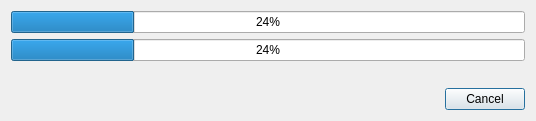
First picture: the form in dialogentropyprocess.ui, repository horsicq/XEntropyWidget, before the edit.
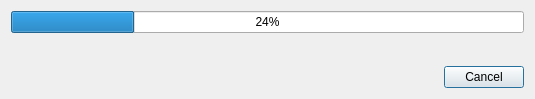
Second picture: the form after the edit.

```diff
--- a/dialogentropyprocess.ui
+++ b/dialogentropyprocess.ui
@@ -6,8 +6,8 @@
    <rect>
     <x>0</x>
     <y>0</y>
-    <width>536</width>
-    <height>121</height>
+    <width>535</width>
+    <height>99</height>
    </rect>
   </property>
   <property name="windowTitle">
@@ -15,17 +15,7 @@
   </property>
   <layout class="QVBoxLayout" name="verticalLayout">
    <item>
-    <widget class="QProgressBar" name="progressBar1">
-     <property name="value">
-      <number>24</number>
-     </property>
-     <property name="alignment">
-      <set>Qt::AlignCenter</set>
-     </property>
-    </widget>
-   </item>
-   <item>
-    <widget class="QProgressBar" name="progressBar2">
+    <widget class="QProgressBar" name="progressBar">
      <property name="value">
       <number>24</number>
      </property>
```
